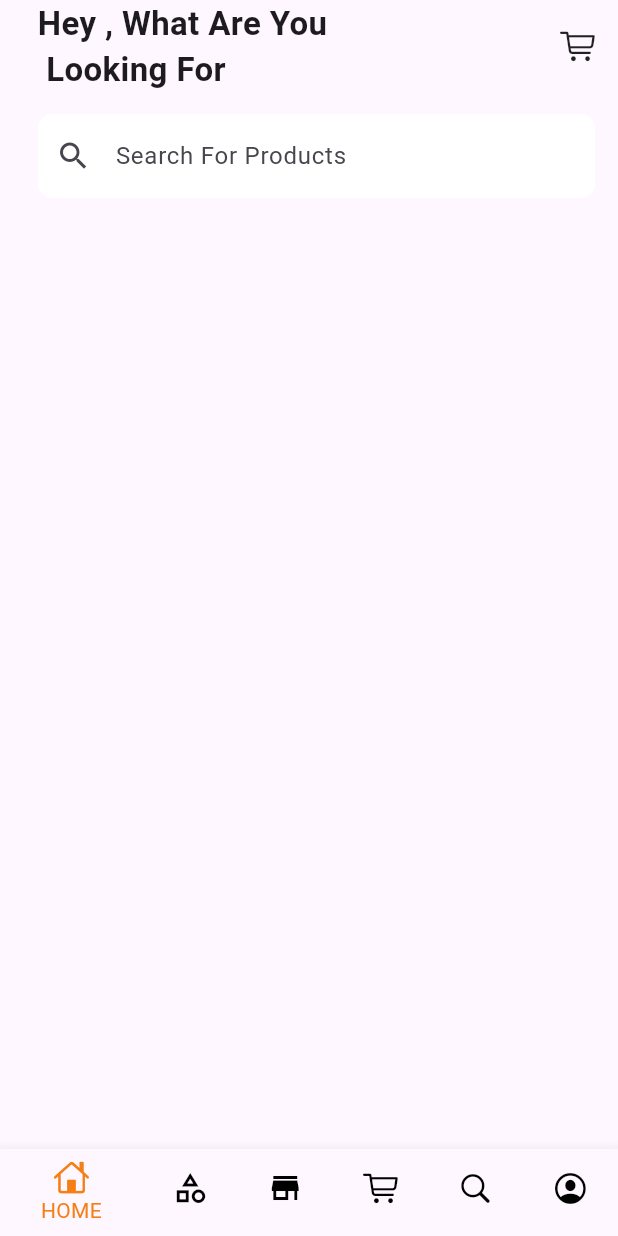
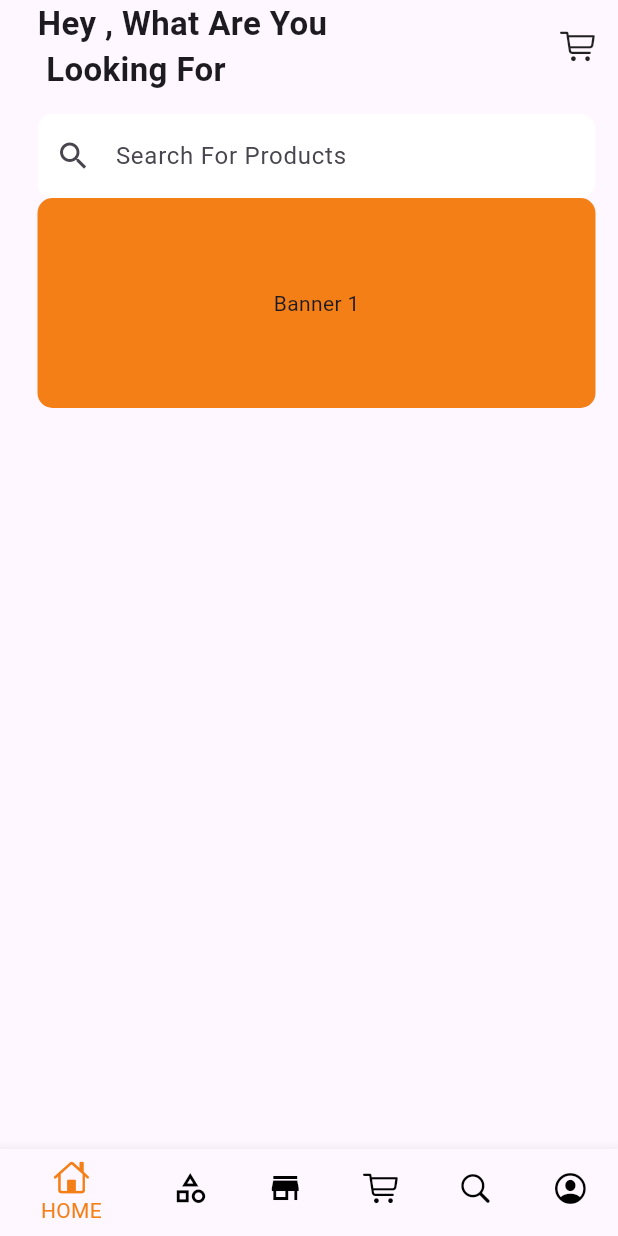
Before and after one commit to Nurujjaman329/ecommerce_project, a Flutter app: the screen it shows after launch, on a phone screen of 412 x 824 dp. Run offline on Flutter 3.47's test engine with Material 3 defaults, Android fonts, the phone set to English and light mode, and no system bars; our stand-ins replace firebase_core; accounts and stored records are empty.

Commit message:
add banner widget

```diff
--- a/lib/views/buyers/nav_screens/home_screens.dart
+++ b/lib/views/buyers/nav_screens/home_screens.dart
@@ -1,3 +1,4 @@
+import 'package:ecommerce_practise/views/buyers/nav_screens/widgets/banner_widget.dart';
 import 'package:flutter/material.dart';
 
 import 'widgets/search_input_widgets.dart';
@@ -26,6 +27,7 @@ class _HomeScreenState extends State<HomeScreen> {
             height: 14,
           ),
           SearchInputWidget(),
+          BannerWidget(),
         ],
       ),
     );
--- /dev/null
+++ b/lib/views/buyers/nav_screens/widgets/banner_widget.dart
@@ -0,0 +1,28 @@
+import 'package:flutter/material.dart';
+
+class BannerWidget extends StatefulWidget {
+  const BannerWidget({super.key});
+
+  @override
+  State<BannerWidget> createState() => _BannerWidgetState();
+}
+
+class _BannerWidgetState extends State<BannerWidget> {
+  @override
+  Widget build(BuildContext context) {
+    return Container(
+      height: 140,
+      width: MediaQuery.of(context).size.width - 40,
+      decoration: BoxDecoration(
+          color: Colors.yellow.shade900,
+          borderRadius: BorderRadius.circular(10.0)),
+      child: PageView(
+        children: [
+          Center(child: Text('Banner 1')),
+          Center(child: Text('Banner 2')),
+          Center(child: Text('Banner 3')),
+        ],
+      ),
+    );
+  }
+}
```
